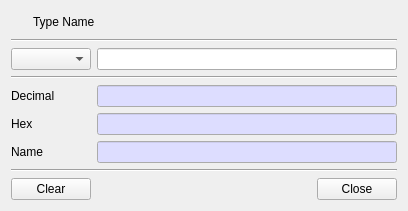
First picture: the form in CryptokiMan/type_name_dlg.ui, repository jykim74/CryptokiMan, before the edit.
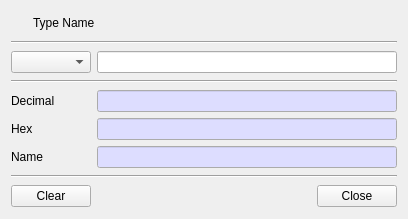
Second picture: the form after the edit. Icons and pictures are not drawn.

```diff
--- a/CryptokiMan/type_name_dlg.ui
+++ b/CryptokiMan/type_name_dlg.ui
@@ -7,7 +7,7 @@
     <x>0</x>
     <y>0</y>
     <width>406</width>
-    <height>211</height>
+    <height>219</height>
    </rect>
   </property>
   <property name="windowTitle">
```
Left out of the diff: 1 changed line with no effect on the pictures.
